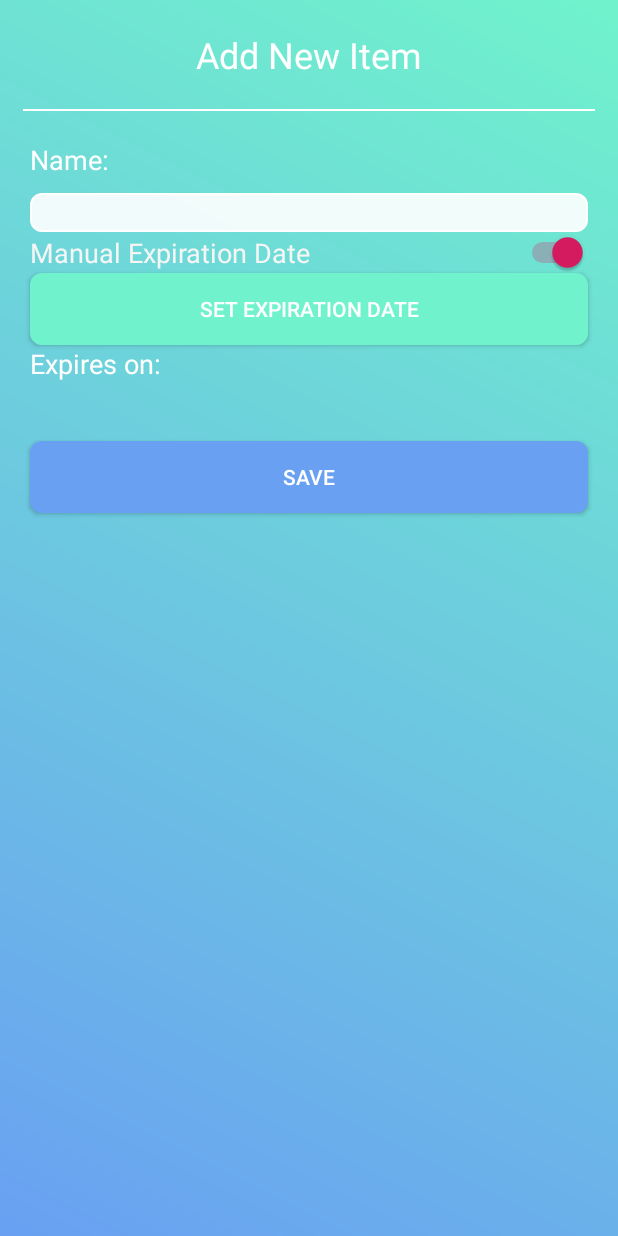
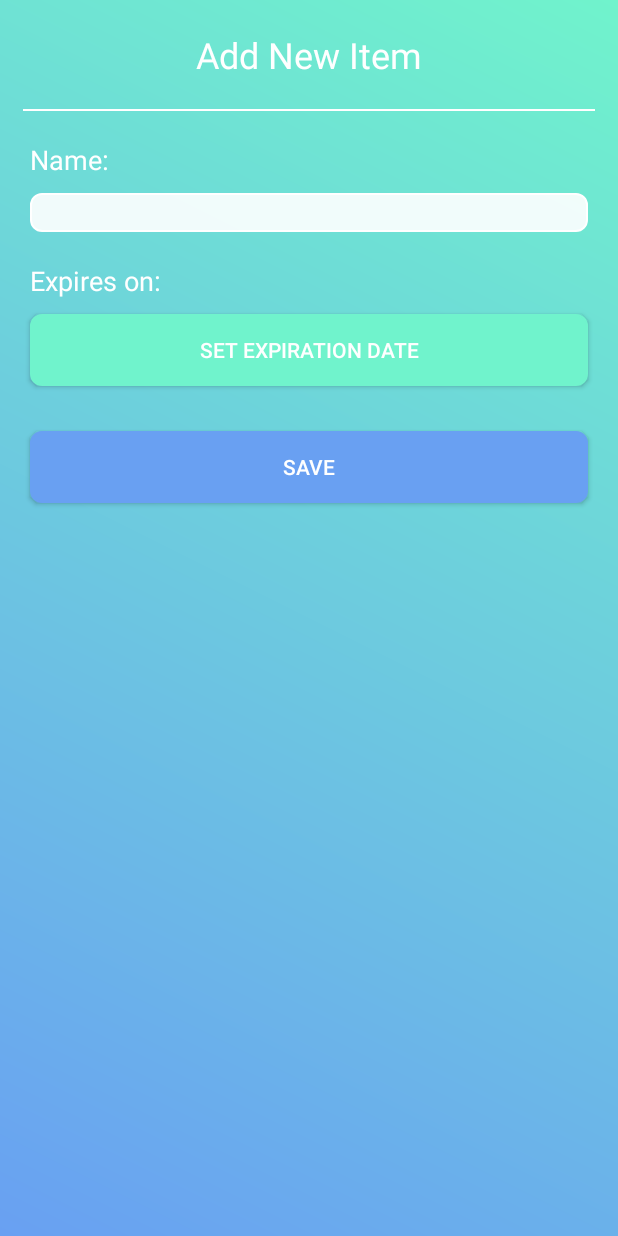
Before and after one commit to YEESH421/SpoilAlert, an Android app: the AddFoodActivity screen opened directly, with no data from a screen before it, on a phone screen of 412 x 824 dp. Run offline under Robolectric (Android 15) with nearby library versions, the phone set to English and light mode, and no system bars.

Commit message:
Getting rid of toggle for expiration date mode

```diff
--- a/app/src/main/java/com/dfreez3/spoilalert/AddFoodActivity.java
+++ b/app/src/main/java/com/dfreez3/spoilalert/AddFoodActivity.java
@@ -15,12 +15,11 @@ import android.widget.TextView;
 import java.util.Calendar;
 import java.util.Date;
 
-public class AddFoodActivity extends AppCompatActivity implements View.OnClickListener, CompoundButton.OnCheckedChangeListener {
+public class AddFoodActivity extends AppCompatActivity implements View.OnClickListener {
 
     private Date mExpirationDate;
 
     private EditText mFoodName;
-    private Switch mManualDate;
     private TextView mExpirationDateText;
     private TextView mExpirationDateLabel;
     private Button mPickDate;
@@ -47,8 +46,6 @@ public class AddFoodActivity extends AppCompatActivity implements View.OnClickLi
 
         mFoodName = findViewById(R.id.food_name_textbox);
         mFoodName.setOnClickListener(this);
-        mManualDate = findViewById(R.id.manual_expiration_switch);
-        mManualDate.setOnCheckedChangeListener(this);
         mExpirationDateText = findViewById(R.id.expiration_date_text);
         mExpirationDateText.setOnClickListener(this);
         mExpirationDateLabel = findViewById(R.id.expiration_date_label);
@@ -83,19 +80,6 @@ public class AddFoodActivity extends AppCompatActivity implements View.OnClickLi
         }
     }
 
-    @Override
-    public void onCheckedChanged(CompoundButton buttonView, boolean isChecked) {
-        if(isChecked) {
-            mPickDate.setVisibility(View.VISIBLE);
-            mExpirationDateText.setVisibility(View.VISIBLE);
-            mExpirationDateLabel.setVisibility(View.VISIBLE);
-        } else {
-            mPickDate.setVisibility(View.GONE);
-            mExpirationDateText.setVisibility(View.GONE);
-            mExpirationDateLabel.setVisibility(View.GONE);
-        }
-    }
-
     public void setExpirationDate(int year, int month, int day){
         mExpirationDate = new Date(year, month, day);
         String date = Integer.toString(month + 1) + "/" + Integer.toString(day) + "/" + Integer.toString(year);
--- a/app/src/main/res/layout/activity_add_food.xml
+++ b/app/src/main/res/layout/activity_add_food.xml
@@ -57,33 +57,13 @@
             android:inputType="textPersonName"
             android:importantForAutofill="no" />
 
-        <Switch
-            android:id="@+id/manual_expiration_switch"
-            android:layout_width="match_parent"
-            android:layout_height="wrap_content"
-            android:layout_marginLeft="20dp"
-            android:layout_marginRight="20dp"
-            android:checked="true"
-            android:text="@string/manual_expiration_date"
-            android:textColor="@color/colorFoodDefault"
-            android:textSize="18sp" />
-
-        <Button
-            android:id="@+id/set_date_button"
-            android:layout_width="match_parent"
-            android:layout_height="wrap_content"
-            android:layout_marginLeft="20dp"
-            android:layout_marginRight="20dp"
-            android:background="@drawable/rounded_corner_green"
-            android:text="@string/pick_date"
-            android:textColor="@color/common_google_signin_btn_text_dark_default" />
-
         <LinearLayout
             android:layout_width="match_parent"
             android:layout_height="wrap_content"
             android:layout_marginLeft="20dp"
+            android:layout_marginTop="20dp"
             android:layout_marginRight="20dp"
-            android:layout_marginBottom="20dp"
+            android:layout_marginBottom="10dp"
             android:orientation="horizontal">
 
             <TextView
@@ -106,10 +86,16 @@
 
         </LinearLayout>
 
-        <TextView
-            android:id="@+id/expiration_disclaimer"
+        <Button
+            android:id="@+id/set_date_button"
             android:layout_width="match_parent"
-            android:layout_height="wrap_content" />
+            android:layout_height="wrap_content"
+            android:layout_marginLeft="20dp"
+            android:layout_marginRight="20dp"
+            android:layout_marginBottom="30dp"
+            android:background="@drawable/rounded_corner_green"
+            android:text="@string/pick_date"
+            android:textColor="@color/common_google_signin_btn_text_dark_default" />
 
         <Button
             android:id="@+id/save_button"
```
